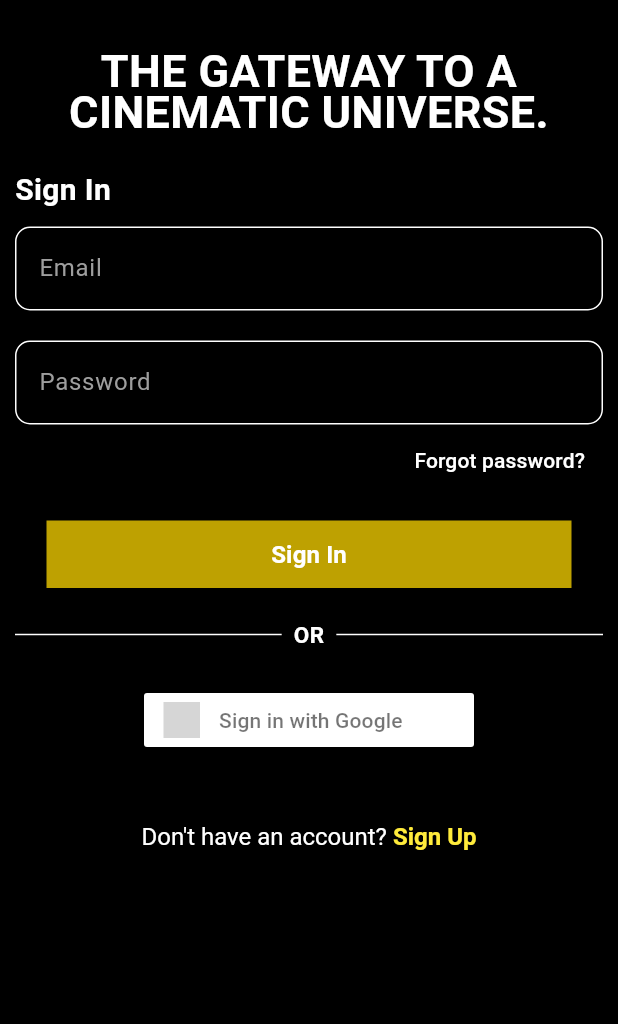
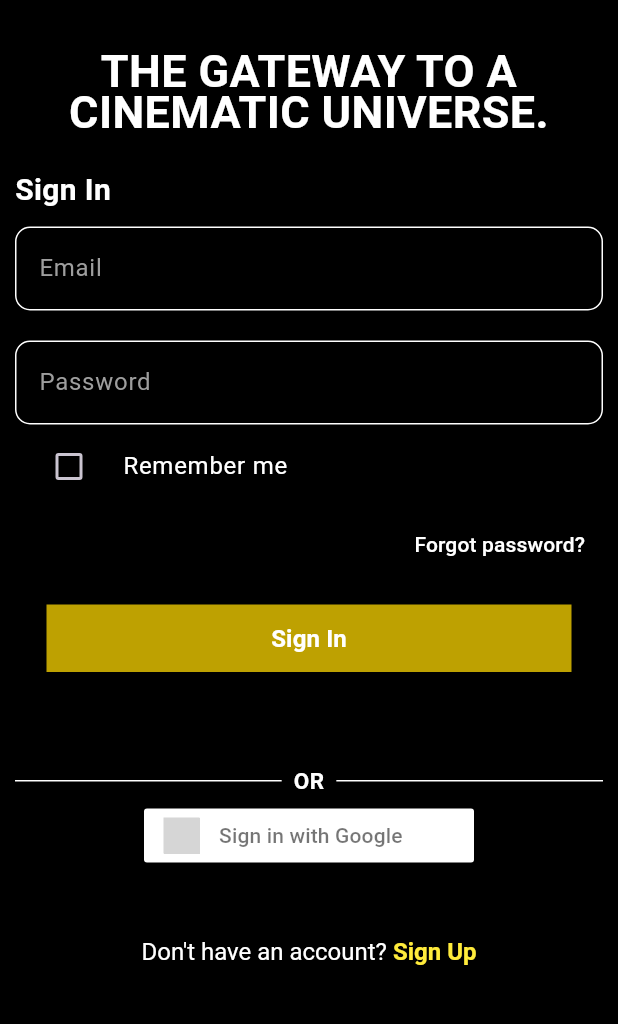
Before and after one commit to etdevchandra/FILMFLEX-Movie-App, a Flutter app: the screen it shows after launch, on a phone screen of 412 x 824 dp, the part 87-1111 px from its top. Run offline on Flutter 3.47's test engine with Material 3 defaults, Android fonts, the light colour scheme and no system bars; drawn by our look-alikes of sign_in_button; our stand-ins replace carousel_slider, connectivity_plus, email_validator, firebase_auth, firebase_core, get and 3 more; accounts and stored records are empty; grey boxes are pictures that could not be loaded.

Commit message:
Implemented the Local Storage and Network Connectivity Management features to the application.
Local Storage Implementation: Allows user data to persist even after a device reboot for the user’s login details. This feature ensures that users won't have to reset their app experience every time they restart their phone.

Network Connectivity Management: Instead of the app crashing or malfunctioning, it informs the user of the connectivity issue.

```diff
--- a/lib/delegates/movie_search_delegate.dart
+++ b/lib/delegates/movie_search_delegate.dart
@@ -78,7 +78,7 @@ class MovieSearchDelegate extends SearchDelegate<Movie?> {
             ],
           ),
           onTap: () {
-            // Implement action on tap
+
           },
         );
       },
@@ -87,7 +87,7 @@ class MovieSearchDelegate extends SearchDelegate<Movie?> {
 
   @override
 Widget buildSuggestions(BuildContext context) {
-    // Optionally implement suggestions
+
     return Container();
   }
 }
--- a/lib/delegates/tv_show_search_delegate.dart
+++ b/lib/delegates/tv_show_search_delegate.dart
@@ -79,7 +79,7 @@ class TVShowSearchDelegate extends SearchDelegate<TVShows?> {
             ],
           ),
           onTap: () {
-            // Implement action on tap
+
           },
         );
       },
--- a/lib/main.dart
+++ b/lib/main.dart
@@ -1,27 +1,36 @@
+import 'package:flutter/material.dart';
+import 'package:firebase_core/firebase_core.dart';
+import 'package:filmflex_movie_application/controller/dependency_injection.dart';
+import 'package:filmflex_movie_application/controller/network_controller.dart';
 import 'package:filmflex_movie_application/services/firebase_auth_methods.dart';
 import 'package:filmflex_movie_application/user_screens/splash_screen.dart';
-import 'package:flutter/material.dart';
-import 'package:firebase_core/firebase_core.dart';
 import 'firebase_options.dart';
-// ignore: unused_import
-import 'package:firebase_analytics/firebase_analytics.dart';
+import 'package:get/get.dart';
 import 'package:provider/provider.dart';
 import 'package:firebase_auth/firebase_auth.dart';
 
-
-void main() async {
+Future<void> main() async {
   WidgetsFlutterBinding.ensureInitialized();
   await Firebase.initializeApp(options: DefaultFirebaseOptions.currentPlatform);
+
+
+  DependencyInjection.init();
+
+
+  final NetworkController networkController = Get.put(NetworkController(), permanent: true);
+  await networkController.checkInitialConnectivity();
+
   runApp(const MyApp());
 }
 
 class MyApp extends StatelessWidget {
   const MyApp({super.key});
+
   @override
   Widget build(BuildContext context) {
     return Provider<FirebaseAuthMethods>(
       create: (_) => FirebaseAuthMethods(FirebaseAuth.instance),
-      child: MaterialApp(
+      child: GetMaterialApp(
         debugShowCheckedModeBanner: false,
         title: 'FILMFLEX',
         theme: ThemeData.dark().copyWith(
--- a/lib/user_screens/sign_in_screen.dart
+++ b/lib/user_screens/sign_in_screen.dart
@@ -6,21 +6,34 @@ import 'package:filmflex_movie_application/services/firebase_auth_methods.dart';
 import 'package:filmflex_movie_application/main_screen.dart';
 import 'package:filmflex_movie_application/user_screens/sign_up_screen.dart';
 import 'package:filmflex_movie_application/user_screens/forgot_password_screen.dart';
+import 'package:shared_preferences/shared_preferences.dart';
 
-class SignInScreen extends StatelessWidget {
+class SignInScreen extends StatefulWidget {
   const SignInScreen({Key? key}) : super(key: key);
 
   @override
-  Widget build(BuildContext context) {
+  _SignInScreenState createState() => _SignInScreenState();
+}
+
+class _SignInScreenState extends State<SignInScreen> {
   final TextEditingController emailController = TextEditingController();
   final TextEditingController passwordController = TextEditingController();
+  bool rememberMe = false;
 
+  @override
+  Widget build(BuildContext context) {
     void _signInUser() async {
       final authMethods = Provider.of<FirebaseAuthMethods>(context, listen: false);
       final email = emailController.text.trim();
       final password = passwordController.text.trim();
       bool success = await authMethods.signInWithEmail(email: email, password: password, context: context);
+
       if (success) {
+        if (rememberMe) {
+          final SharedPreferences prefs = await SharedPreferences.getInstance();
+          await prefs.setString('email', email);
+          await prefs.setString('password', password);
+        }
         Navigator.of(context).pushReplacement(MaterialPageRoute(builder: (context) => const MainScreen()));
       }
     }
@@ -89,6 +102,16 @@ class SignInScreen extends StatelessWidget {
                   style: const TextStyle(color: Colors.white),
                   decoration: _inputDecoration('Password'),
                 ),
+                CheckboxListTile(
+                  title: Text("Remember me", style: TextStyle(color: Colors.white)),
+                  value: rememberMe,
+                  onChanged: (bool? value) {
+                    setState(() {
+                      rememberMe = value!;
+                    });
+                  },
+                  controlAffinity: ListTileControlAffinity.leading,
+                ),
                 Align(
                   alignment: Alignment.centerRight,
                   child: TextButton(
@@ -126,9 +149,8 @@ class SignInScreen extends StatelessWidget {
                     ),
                   ),
                 ),
-                SizedBox(
-                  height: 62,
-                  child: Row(
+                const SizedBox(height: 62),
+                Row(
                   children: const [
                     Expanded(child: Divider(color: Colors.white)),
                     Padding(
@@ -139,7 +161,6 @@ class SignInScreen extends StatelessWidget {
                     Expanded(child: Divider(color: Colors.white)),
                   ],
                 ),
-                ),
                 const SizedBox(height: 2),
                 SignInButton(
                   Buttons.google,
@@ -147,8 +168,7 @@ class SignInScreen extends StatelessWidget {
                   onPressed: _signInWithGoogle,
                 ),
                 const SizedBox(height: 44),
-                Center(
-                  child: GestureDetector(
+                GestureDetector(
                   onTap: () => Navigator.of(context).pushReplacement(MaterialPageRoute(builder: (_) => const SignUpScreen())),
                   child: RichText(
                     text: TextSpan(
@@ -164,7 +184,6 @@ class SignInScreen extends StatelessWidget {
                           ),
                         ),
                       ],
-                      ),
                     ),
                   ),
                 ),
--- a/pubspec.yaml
+++ b/pubspec.yaml
@@ -20,6 +20,9 @@ dependencies:
   carousel_slider: ^4.2.1
   provider: ^6.1.2
   email_validator: ^2.1.17
+  connectivity_plus: ^5.0.2
+  get: ^4.6.6
+  shared_preferences: ^2.2.2
 
 dev_dependencies:
   flutter_test:
```
Also changed, not shown: lib/controller/dependency_injection.dart (added, +11 -0 lines), lib/controller/network_controller.dart (added, +68 -0 lines), lib/main_screen.dart (+25 -6 lines), lib/services/network_service.dart (added, +15 -0 lines), lib/user_screens/splash_screen.dart (+29 -14 lines), lib/widgets/no_internet_overlay.dart (added, +30 -0 lines), pubspec.lock, 6 other files. Lines whose indentation alone changed are shown as unchanged.
